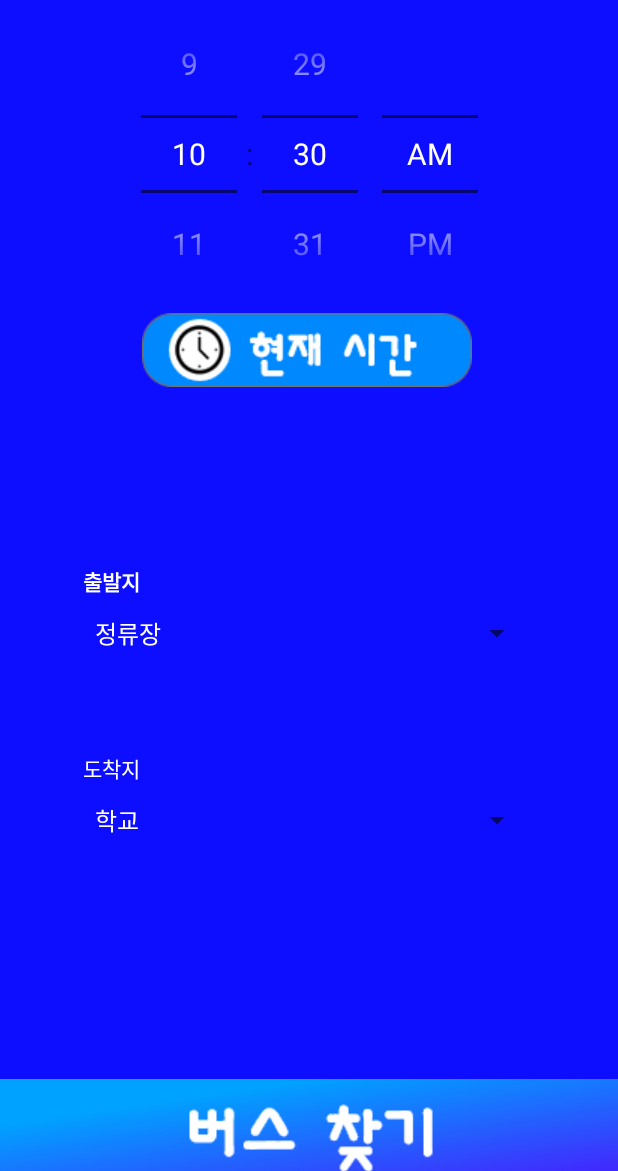
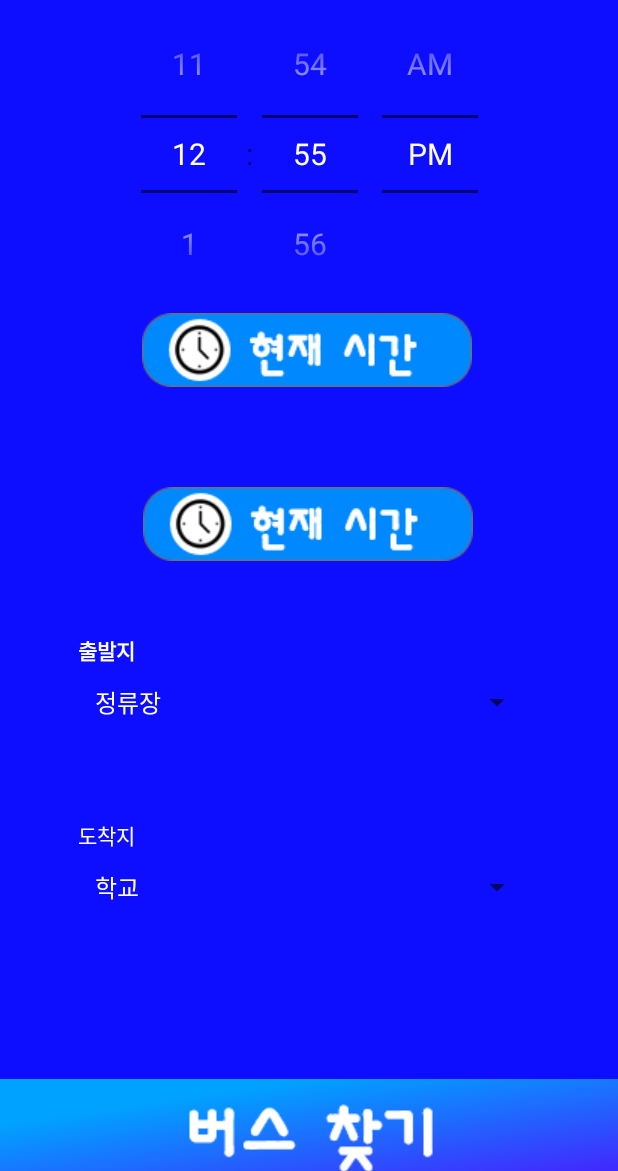
Before and after one commit to JISEUNGON/TeamProject, an Android app: the MainActivity2 screen opened directly, with no data from a screen before it, after a tap on "현재시간", on a phone screen of 412 x 824 dp, the part 65-1236 px from its top. Run offline under Robolectric (Android 15) with nearby library versions, the phone set to English and light mode, and no system bars; libraries missing offline, so code that uses them is left out: com.naver.maps; 2 statements that could not run were skipped.

Commit message:
현재 위치 기반 가장 가까운 정류장 탐색 기능 추가

```diff
--- a/BusApp/app/src/main/java/com/example/busapp/BusActivity3.java
+++ b/BusApp/app/src/main/java/com/example/busapp/BusActivity3.java
@@ -145,10 +145,10 @@ public class BusActivity3 extends AppCompatActivity implements OnMapReadyCallbac
          * =======================================================
          */
         // 명지대역
-        // Integer[] roadInfo = BusManager.getStationRouteInfo();
+        Integer[] roadInfo = BusManager.getStationRouteInfo();
 
         // 시내
-        Integer[] roadInfo = BusManager.getCityRouteInfo();
+//        Integer[] roadInfo = BusManager.getCityRouteInfo();
         Log.d("NAVERAPI_RESULT", Arrays.toString(roadInfo));
         //남은시간: 도착예정 시간 + (-타겟 시간)
         int timeLeft = DateFormat.compare(arrivalTime.getTime(), targetTime.getTime());
--- a/BusApp/app/src/main/java/com/example/busapp/BusManager.java
+++ b/BusApp/app/src/main/java/com/example/busapp/BusManager.java
@@ -108,6 +108,7 @@ public class BusManager {
 
     /**
      * TODO 1. 정류장 최적화 제한
+     *      2.
      * @param stationInfo 정류장 정보
      * @return
      */
--- a/BusApp/app/src/main/java/com/example/busapp/MainActivity2.java
+++ b/BusApp/app/src/main/java/com/example/busapp/MainActivity2.java
@@ -2,11 +2,17 @@ package com.example.busapp;
 
 import android.Manifest;
 import android.annotation.SuppressLint;
+import android.content.Context;
 import android.content.Intent;
 import android.content.pm.PackageManager;
 import android.content.res.Resources;
 import android.graphics.Color;
 import android.graphics.Paint;
+import android.location.Address;
+import android.location.Geocoder;
+import android.location.Location;
+import android.location.LocationListener;
+import android.location.LocationManager;
 import android.os.Bundle;
 import android.util.Log;
 import android.view.View;
@@ -17,13 +23,17 @@ import android.widget.NumberPicker;
 import android.widget.Spinner;
 import android.widget.TextView;
 import android.widget.TimePicker;
+import android.widget.Toast;
 
+import androidx.annotation.NonNull;
 import androidx.appcompat.app.AppCompatActivity;
 import androidx.core.app.ActivityCompat;
 import androidx.core.content.ContextCompat;
 
 import java.lang.reflect.Field;
 import java.util.Calendar;
+import java.util.List;
+import java.util.Locale;
 
 public class MainActivity2 extends AppCompatActivity implements AdapterView.OnItemSelectedListener, TimePicker.OnTimeChangedListener{
 
@@ -37,7 +47,7 @@ public class MainActivity2 extends AppCompatActivity implements AdapterView.OnIt
     Spinner sp2;
 
     // 도착지, 출발지, 시간
-    String start_str,aririval_str, hour_str, min_str;
+    String start_str, arrival_str, hour_str, min_str;
 
     @Override
     protected void onCreate(Bundle savedInstanceState) {
@@ -88,7 +98,7 @@ public class MainActivity2 extends AppCompatActivity implements AdapterView.OnIt
         // 출발지 값 저장
         start_str = sp1.getSelectedItem().toString();
         // 도착지 값 저장
-        aririval_str = sp2.getSelectedItem().toString();
+        arrival_str = sp2.getSelectedItem().toString();
 
         if(start_str.equals("정류장")){
 
@@ -99,7 +109,7 @@ public class MainActivity2 extends AppCompatActivity implements AdapterView.OnIt
             intent.putExtra("hour", hour_str);
             intent.putExtra("min", min_str);
             intent.putExtra("start", start_str);
-            intent.putExtra("arrival", aririval_str);
+            intent.putExtra("arrival", arrival_str);
 
             // 화면 전환합니다
             startActivity(intent);
@@ -152,6 +162,25 @@ public class MainActivity2 extends AppCompatActivity implements AdapterView.OnIt
             ActivityCompat.requestPermissions(this, new String[]{Manifest.permission.ACCESS_FINE_LOCATION}, 0);
         }
 
+        try {
+            LocationManager locationManager = (LocationManager) getSystemService(Context.LOCATION_SERVICE);
+
+            Location location = locationManager.getLastKnownLocation(LocationManager.GPS_PROVIDER);
+
+            sp1.setSelection(getIndex(Search.FindClosestStation(location)), true);
+//            locationManager.requestLocationUpdates(LocationManager.GPS_PROVIDER, 1000, 1, location1 -> sp1.setSelection(getIndex(Search.FindClosestStation(location1)), true));
+//            locationManager.requestLocationUpdates(LocationManager.NETWORK_PROVIDER, 1000, 1, location1 -> sp1.setSelection(getIndex(Search.FindClosestStation(location1)), true));
+
+        } catch (Exception e) {
+            Log.d("setCurrLocation", e.getMessage());
+        }
+    }
+
+    private int getIndex(String station) {
+        String[] stations = getResources().getStringArray(R.array.list01);
+        for(int i=0; i<stations.length; i++)
+            if(station.equals(stations[i])) return i;
+        return -1;
     }
 
 }
--- a/BusApp/app/src/main/java/com/example/busapp/MapMarkerManager.java
+++ b/BusApp/app/src/main/java/com/example/busapp/MapMarkerManager.java
@@ -111,4 +111,8 @@ public class MapMarkerManager {
 
         return info;
     }
+
+    public static HashMap<String, Double[]> getStationInfo() {
+        return stationInfo;
+    }
 }
--- a/BusApp/app/src/main/java/com/example/busapp/Search.java
+++ b/BusApp/app/src/main/java/com/example/busapp/Search.java
@@ -1,8 +1,10 @@
 package com.example.busapp;
 
+import android.location.Location;
 import android.util.Log;
 
 import java.util.Arrays;
+import java.util.HashMap;
 
 public class Search {
     /**
@@ -87,4 +89,32 @@ public class Search {
         //찾지 못했다면
         return false;
     }
+
+    public static String FindClosestStation(Location location) {
+        HashMap<String, Double[]> stationInfo = MapMarkerManager.getStationInfo();
+        String[] stations = stationInfo.keySet().toArray(new String[0]);
+        Double[] currentLocation = new Double[]{location.getLatitude(), location.getLongitude()};
+
+//        Log.d("CurrentLocation : ", currentLocation[0] + " / " + currentLocation[1]);
+        String closestStation = null;
+        Double[] closestLocation = null;
+        for(String station: stations) {
+//            Log.d("SEARCHING...", station);
+            if(closestLocation == null && closestStation == null) {
+                closestStation = station;
+                closestLocation = stationInfo.get(station);
+            } else {
+                Double[] stationLocation = stationInfo.get(station);
+                if(Math.sqrt(Math.pow(Math.abs(currentLocation[0] - closestLocation[0]), 2) + Math.pow(Math.abs(currentLocation[1] - closestLocation[1]), 2)) >
+                   Math.sqrt(Math.pow(Math.abs(currentLocation[0] - stationLocation[0]), 2) + Math.pow(Math.abs(currentLocation[1] - stationLocation[1]), 2))) {
+//                    Log.d("NEW STATION : ", station);
+                    closestStation = station;
+                    closestLocation = stationLocation;
+                }
+            }
+        }
+
+        Log.d("정류장 이름 : ", closestStation);
+        return closestStation;
+    }
 }
--- a/BusApp/app/src/main/res/layout/activity_main2.xml
+++ b/BusApp/app/src/main/res/layout/activity_main2.xml
@@ -26,6 +26,23 @@
         android:layout_marginBottom="70dp"
         android:background="@android:color/transparent"
         android:contentDescription="@string/curr_time"
+        android:onClick="setCurrLocation"
+        app:layout_constraintBottom_toTopOf="@+id/spinner"
+        app:layout_constraintEnd_toEndOf="parent"
+        app:layout_constraintHorizontal_bias="0.497"
+        app:layout_constraintStart_toStartOf="parent"
+        app:layout_constraintTop_toBottomOf="@+id/timepicker"
+        app:layout_constraintVertical_bias="1.0"
+        app:srcCompat="@drawable/curtimeset"
+        tools:ignore="SpeakableTextPresentCheck" />
+
+    <ImageButton
+        android:id="@+id/imageButton3"
+        android:layout_width="wrap_content"
+        android:layout_height="wrap_content"
+        android:layout_marginBottom="70dp"
+        android:background="@android:color/transparent"
+        android:contentDescription="@string/curr_time"
         android:onClick="setCurrTime"
         app:layout_constraintBottom_toTopOf="@+id/spinner"
         app:layout_constraintEnd_toEndOf="parent"
@@ -35,6 +52,33 @@
         app:layout_constraintVertical_bias="0.0"
         app:srcCompat="@drawable/curtimeset"
         tools:ignore="SpeakableTextPresentCheck" />
+
+    <Spinner
+        android:id="@+id/spinner2"
+        android:layout_width="300dp"
+        android:layout_height="wrap_content"
+        android:layout_centerHorizontal="true"
+        android:entries="@array/list01"
+        android:minHeight="48dp"
+        app:layout_constraintBottom_toBottomOf="parent"
+        app:layout_constraintEnd_toEndOf="parent"
+        app:layout_constraintHorizontal_bias="0.495"
+        app:layout_constraintStart_toStartOf="parent"
+        app:layout_constraintTop_toTopOf="parent"
+        app:layout_constraintVertical_bias="0.787" />
+
+    <TextView
+        android:id="@+id/textView2"
+        android:layout_width="wrap_content"
+        android:layout_height="wrap_content"
+        android:layout_marginStart="52dp"
+        android:text="@string/start_text"
+        android:textColor="@color/white"
+        android:textStyle="bold"
+        app:layout_constraintBottom_toTopOf="@+id/spinner"
+        app:layout_constraintStart_toStartOf="parent"
+        app:layout_constraintTop_toBottomOf="@+id/imageButton"
+        app:layout_constraintVertical_bias="1.0" />
 
     <Spinner
         android:id="@+id/spinner"
@@ -48,29 +92,15 @@
         app:layout_constraintHorizontal_bias="0.495"
         app:layout_constraintStart_toStartOf="parent"
         app:layout_constraintTop_toTopOf="parent"
-        app:layout_constraintVertical_bias="0.569" />
-
-    <Spinner
-        android:id="@+id/spinner2"
-        android:layout_width="300dp"
-        android:layout_height="wrap_content"
-        android:layout_centerHorizontal="true"
-        android:entries="@array/list01"
-        android:minHeight="48dp"
-        app:layout_constraintBottom_toBottomOf="parent"
-        app:layout_constraintEnd_toEndOf="parent"
-        app:layout_constraintHorizontal_bias="0.495"
-        app:layout_constraintStart_toStartOf="parent"
-        app:layout_constraintTop_toTopOf="parent"
-        app:layout_constraintVertical_bias="0.729" />
+        app:layout_constraintVertical_bias="0.628" />
 
     <TextView
         android:id="@+id/textView3"
         android:layout_width="wrap_content"
         android:layout_height="wrap_content"
-        android:layout_marginStart="55dp"
+        android:layout_marginStart="52dp"
+        android:text="@string/arrival_text"
         android:textColor="@color/white"
-        android:text="@string/arrival_text"
 
         app:layout_constraintBottom_toTopOf="@+id/spinner2"
         app:layout_constraintStart_toStartOf="parent" />
@@ -88,19 +118,6 @@
         app:srcCompat="@drawable/search"
         tools:ignore="ImageContrastCheck" />
 
-    <TextView
-        android:id="@+id/textView2"
-        android:layout_width="wrap_content"
-        android:layout_height="wrap_content"
-        android:layout_marginStart="55dp"
-        android:text="@string/start_text"
-        android:textColor="@color/white"
-        android:textStyle="bold"
-        app:layout_constraintBottom_toTopOf="@+id/spinner"
-        app:layout_constraintStart_toStartOf="parent"
-        app:layout_constraintTop_toBottomOf="@+id/imageButton"
-        app:layout_constraintVertical_bias="1.0" />
-
     <ImageView
         android:id="@+id/imageView8"
         android:layout_width="wrap_content"
```
